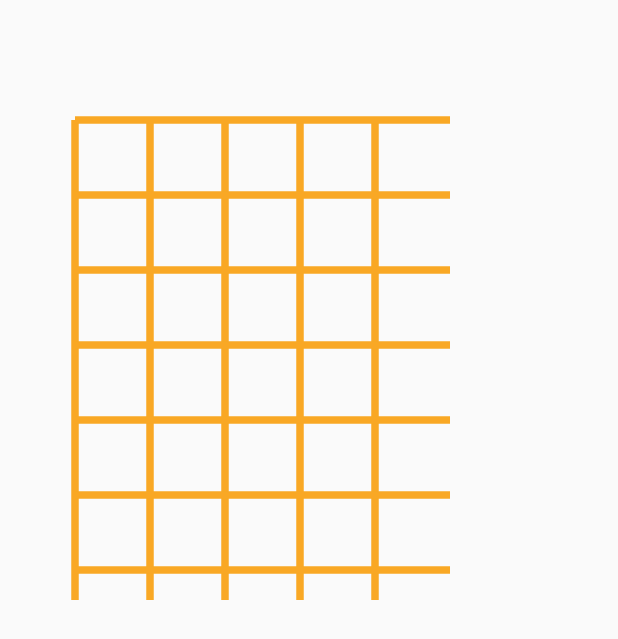
After one commit to dongzhouT/kotlinDemo, an Android app: the DrawableDemoActivity screen opened directly, with no data from a screen before it, on a phone screen of 412 x 824 dp. The commit adds this screen. Shown: the top 639 px of the screen. Run offline under Robolectric (Android 15) with nearby library versions, the phone set to English and light mode, and no system bars; network calls fail.

Commit message:
drawable

```diff
--- a/app/build.gradle
+++ b/app/build.gradle
@@ -79,4 +79,5 @@ dependencies {
 //    implementation 'com.google.android.material:material:1.2.0-alpha06'
 //    compileOnly 'com.android.tools.build:gradle:3.6.2'
     kapt 'com.android.databinding:compiler:2.3.3'
+    debugImplementation 'com.squareup.leakcanary:leakcanary-android:2.4'
 }
--- a/app/src/main/AndroidManifest.xml
+++ b/app/src/main/AndroidManifest.xml
@@ -11,7 +11,9 @@
         android:roundIcon="@mipmap/ic_launcher_round"
         android:supportsRtl="true"
         android:theme="@style/AppTheme">
-        <activity android:name=".animator.AnimDemoActivity"></activity>
+        <activity android:name=".drawable.HandleActivity"/>
+        <activity android:name=".drawable.DrawableDemoActivity"></activity>
+        <activity android:name=".animator.AnimDemoActivity" />
         <activity android:name=".view.TextViewDemoActivity" />
         <activity android:name=".mvvm.MvvmDemoActivity" />
         <activity android:name=".okhttp.OkhttpDemoActivity" />
--- a/app/src/main/java/com/example/kotlindemo/WelcomeActivity.kt
+++ b/app/src/main/java/com/example/kotlindemo/WelcomeActivity.kt
@@ -5,6 +5,8 @@ import androidx.appcompat.app.AppCompatActivity
 import android.os.Bundle
 import android.view.View
 import com.example.kotlindemo.animator.AnimDemoActivity
+import com.example.kotlindemo.drawable.DrawableDemoActivity
+import com.example.kotlindemo.drawable.HandleActivity
 import com.example.kotlindemo.okhttp.OkhttpDemoActivity
 import com.example.kotlindemo.retrofit.RetrofitDemoActivity
 import com.example.kotlindemo.view.TextViewDemoActivity
@@ -51,4 +53,8 @@ class WelcomeActivity : AppCompatActivity(), View.OnClickListener {
     fun onClickAnimDemo(view: View) {
         startActivity(Intent(this, AnimDemoActivity::class.java))
     }
+
+    fun onClickDrawableDemo(view: View) {
+        startActivity(Intent(this, DrawableDemoActivity::class.java))
+    }
 }
--- /dev/null
+++ b/app/src/main/java/com/example/kotlindemo/drawable/DrawableDemoActivity.kt
@@ -0,0 +1,43 @@
+package com.example.kotlindemo.drawable
+
+import android.app.Activity
+import android.os.Bundle
+import android.os.Handler
+import android.os.Message
+import com.example.kotlindemo.R
+import com.example.kotlindemo.log
+
+class DrawableDemoActivity : Activity() {
+    private val mHandler = object : Handler() {
+        override fun handleMessage(msg: Message) {
+            super.handleMessage(msg)
+            println("===what===>${msg.what}")
+        }
+
+    }
+    private val mHandler2 = Handler {
+        println("###what=${it.what}")
+        false
+    }
+
+
+    override fun onCreate(savedInstanceState: Bundle?) {
+        super.onCreate(savedInstanceState)
+        setContentView(R.layout.activity_drawable_demo)
+        //bitmap和drawable互转操作
+//        var bitmap=Bitmap.createBitmap(50.dp.toInt(), 50.dp.toInt(),Bitmap.Config.ARGB_8888)
+//        bitmap.toDrawable(resources)
+//        var drawable=ColorDrawable()
+//        drawable.toBitmap(50,80,Bitmap.Config.ARGB_8888)
+        println("###what onCreate1")
+        mHandler.sendEmptyMessage(1)
+        mHandler.sendEmptyMessageDelayed(2, 2000)
+        mHandler.sendEmptyMessage(3)
+        mHandler2.sendEmptyMessage(1)
+        mHandler2.sendEmptyMessageDelayed(2, 2000)
+        mHandler2.sendEmptyMessage(3)
+    }
+}
+fun main(){
+    println("1111222")
+}
--- /dev/null
+++ b/app/src/main/java/com/example/kotlindemo/drawable/DrawableView.kt
@@ -0,0 +1,17 @@
+package com.example.kotlindemo.drawable
+
+import android.content.Context
+import android.graphics.Canvas
+import android.util.AttributeSet
+import android.view.View
+import com.example.kotlindemo.dp
+
+
+class DrawableView(context: Context?, attrs: AttributeSet?) : View(context, attrs) {
+    private val drawable = MeshDrawable()
+    override fun onDraw(canvas: Canvas) {
+        super.onDraw(canvas)
+        drawable.setBounds(50.dp.toInt(), 80.dp.toInt(), width, height)
+        drawable.draw(canvas)
+    }
+}
--- /dev/null
+++ b/app/src/main/java/com/example/kotlindemo/drawable/MeshDrawable.kt
@@ -0,0 +1,66 @@
+package com.example.kotlindemo.drawable
+
+import android.graphics.Canvas
+import android.graphics.ColorFilter
+import android.graphics.Paint
+import android.graphics.PixelFormat
+import android.graphics.drawable.Drawable
+import androidx.core.graphics.toColorInt
+import com.example.kotlindemo.dp
+
+/**
+ * 自定义drawable
+ * 网眼drawable
+ */
+private val INTERVAL = 50.dp
+
+class MeshDrawable : Drawable() {
+    private var paint = Paint(Paint.ANTI_ALIAS_FLAG).apply {
+        color = "#F9A825".toColorInt()
+        strokeWidth = 5.dp
+    }
+
+    override fun draw(canvas: Canvas) {
+        var x = bounds.left.toFloat()
+        while (x < bounds.right) {
+            canvas.drawLine(x,
+                    bounds.top.toFloat(),
+                    x,
+                    bounds.bottom.toFloat(), paint)
+            x += INTERVAL
+        }
+        var y = bounds.top.toFloat()
+        while (y < bounds.bottom) {
+            canvas.drawLine(
+                    bounds.left.toFloat(),
+                    y,
+                    bounds.right.toFloat(), y, paint)
+            y += INTERVAL
+        }
+    }
+
+    override fun setAlpha(alpha: Int) {
+        paint.alpha = alpha
+    }
+
+    override fun getAlpha(): Int {
+        return paint.alpha
+    }
+
+    override fun getOpacity(): Int {
+        //不透明度 融合绘制
+        return when (paint.alpha) {
+            0 -> PixelFormat.TRANSPARENT
+            0xff -> PixelFormat.OPAQUE
+            else -> PixelFormat.TRANSLUCENT
+        }
+    }
+
+    override fun setColorFilter(colorFilter: ColorFilter?) {
+        paint.colorFilter = colorFilter
+    }
+
+    override fun getColorFilter(): ColorFilter? {
+        return paint.colorFilter
+    }
+}
--- a/app/src/main/java/com/example/kotlindemo/okhttp/OkhttpDemoActivity.kt
+++ b/app/src/main/java/com/example/kotlindemo/okhttp/OkhttpDemoActivity.kt
@@ -1,6 +1,7 @@
 package com.example.kotlindemo.okhttp
 
 import android.os.Bundle
+import android.os.Handler
 import android.util.Log
 import androidx.appcompat.app.AppCompatActivity
 import com.example.kotlindemo.R
@@ -36,6 +37,7 @@ class OkhttpDemoActivity : AppCompatActivity() {
     public var aa = 0
     internal var bb = 0
 
+    var handler:Handler=Handler()
     override fun onCreate(savedInstanceState: Bundle?) {
         super.onCreate(savedInstanceState)
         setContentView(R.layout.activity_okhttp_demo)
--- /dev/null
+++ b/app/src/main/res/layout/activity_drawable_demo.xml
@@ -0,0 +1,13 @@
+<?xml version="1.0" encoding="utf-8"?>
+<androidx.constraintlayout.widget.ConstraintLayout xmlns:android="http://schemas.android.com/apk/res/android"
+    xmlns:app="http://schemas.android.com/apk/res-auto"
+    xmlns:tools="http://schemas.android.com/tools"
+    android:layout_width="match_parent"
+    android:layout_height="match_parent"
+    tools:context=".drawable.DrawableDemoActivity">
+
+    <com.example.kotlindemo.drawable.DrawableView
+        android:layout_width="300dp"
+        android:layout_height="400dp" />
+
+</androidx.constraintlayout.widget.ConstraintLayout>
--- a/app/src/main/res/layout/activity_welcome.xml
+++ b/app/src/main/res/layout/activity_welcome.xml
@@ -51,4 +51,10 @@
         android:layout_height="wrap_content"
         android:onClick="onClickAnimDemo"
         android:text="AnimDemo" />
+    <Button
+        android:id="@+id/drawableDemo"
+        android:layout_width="match_parent"
+        android:layout_height="wrap_content"
+        android:onClick="onClickDrawableDemo"
+        android:text="DrawableDemo" />
 </LinearLayout>
--- a/app/src/main/res/values/styles.xml
+++ b/app/src/main/res/values/styles.xml
@@ -6,6 +6,7 @@
         <item name="colorPrimary">@color/colorPrimary</item>
         <item name="colorPrimaryDark">@color/colorPrimaryDark</item>
         <item name="colorAccent">@color/colorAccent</item>
+        <item name="android:textAllCaps">false</item>
     </style>
 
 </resources>
```
Also changed, not shown: app/src/main/java/com/example/kotlindemo/drawable/HandleActivity.java (added, +30 -0 lines).
